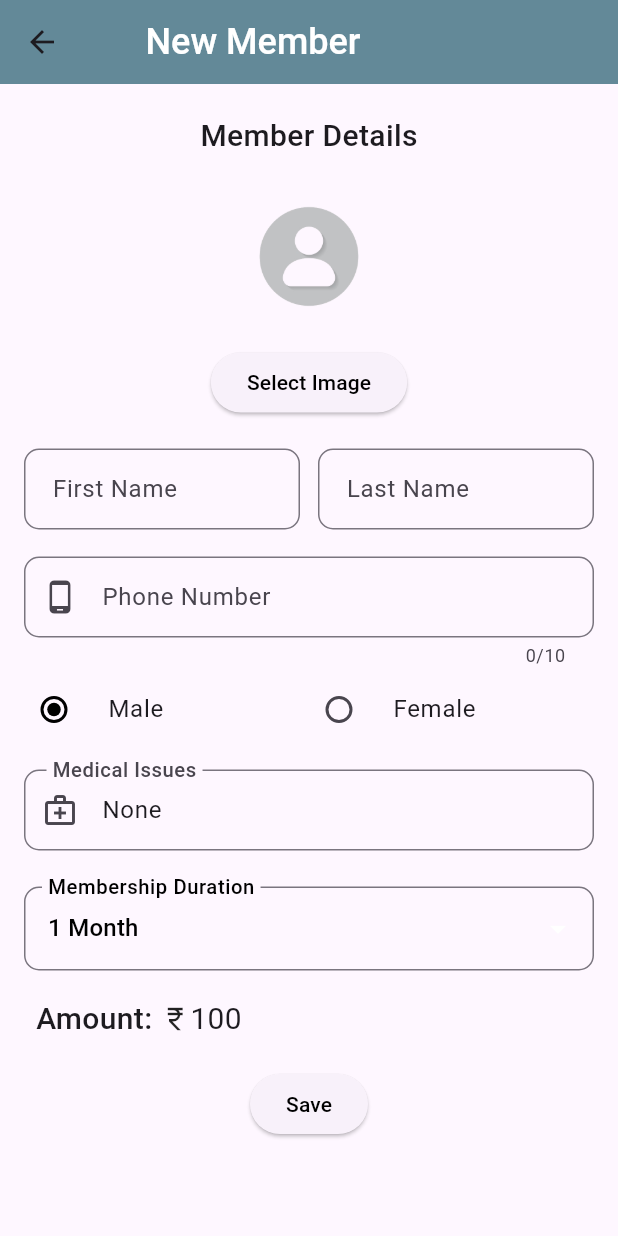
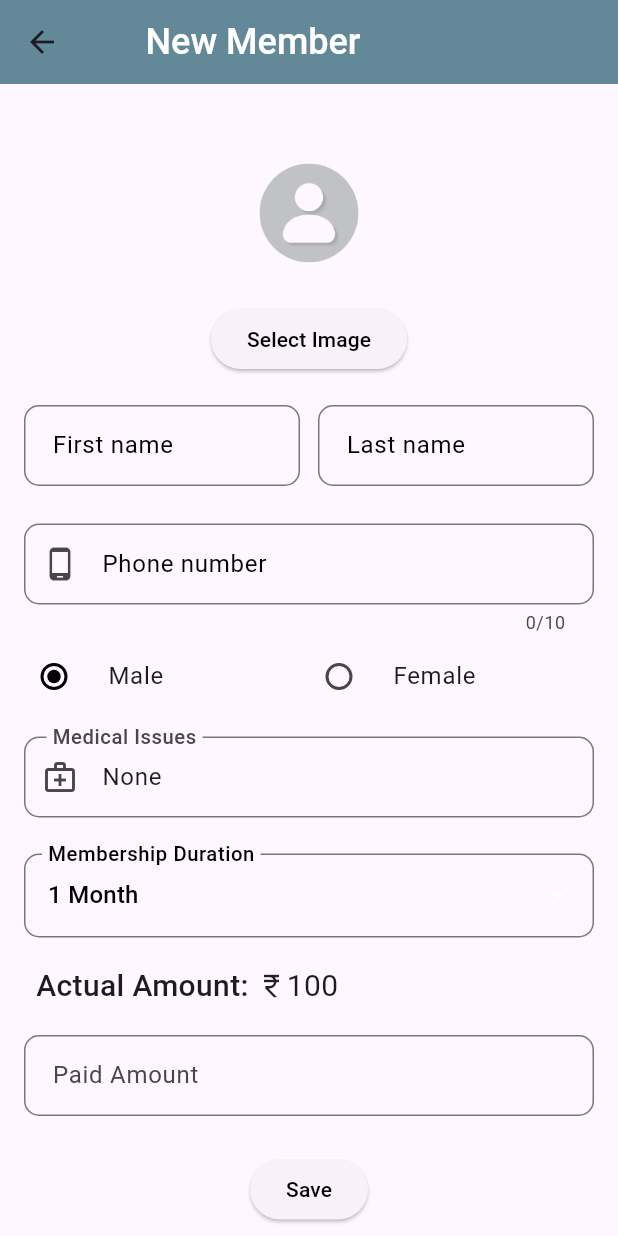
Before and after one commit to vedu3241/Gym-App, a Flutter app: the AddMemberScreen screen opened directly, on a phone screen of 412 x 824 dp. Run offline on Flutter 3.47's test engine with Material 3 defaults, Android fonts, the phone set to English and light mode, and no system bars; our stand-ins replace curved_navigation_bar, image_cropper, image_picker, permission_handler; missing offline and left inert: flutter_phone_direct_caller; network calls fail.

Commit message:
added due amount and warnings are fixed

```diff
--- a/gym_app/lib/API_services/api_service.dart
+++ b/gym_app/lib/API_services/api_service.dart
@@ -1,4 +1,3 @@
-import 'dart:convert';
 import 'dart:io';
 
 import 'package:gym_app/models/member_model.dart';
@@ -21,7 +20,8 @@ class ApiService {
     request.fields['gender'] = member.gender!;
     request.fields['medicalIssue'] = member.medicalIssue!;
     request.fields['membershipPeriod'] = member.membershipPeriod.toString();
-    request.fields['amount'] = member.amount.toString();
+    request.fields['actual_amount'] = member.actualAmount.toString();
+    request.fields['paid_amount'] = member.paidAmount.toString();
 
     request.files.add(
       await http.MultipartFile.fromPath(
--- a/gym_app/lib/Screens/add_member.dart
+++ b/gym_app/lib/Screens/add_member.dart
@@ -1,4 +1,3 @@
-import 'dart:convert';
 import 'dart:io';
 
 import 'package:flutter/material.dart';
@@ -28,16 +27,16 @@ class _AddMemberScreenState extends State<AddMemberScreen> {
   //Available Packages
   final List<int> packages = [1, 2, 4, 6, 8];
 
+  int amount = 100;
   // Text Controllers
   final TextEditingController _medicalIssueController =
       TextEditingController(text: 'None');
   final TextEditingController _fnameController = TextEditingController();
+  final TextEditingController _amountPaidController = TextEditingController();
   final TextEditingController _lnameController = TextEditingController();
   final TextEditingController _phoneNumController = TextEditingController();
-  int amount = 100;
   int calculateAmount(int months) {
     // Example pricing logic, replace with your own
-    print(months);
     switch (months) {
       case 1:
         return 100;
@@ -82,11 +81,12 @@ class _AddMemberScreenState extends State<AddMemberScreen> {
           gender: selectedRadio,
           medicalIssue: _medicalIssueController.text,
           membershipPeriod: _selectedPackage!,
-          amount: amount,
+          actualAmount: amount,
+          paidAmount: int.parse(_amountPaidController.text),
         );
 
         final Response res = await ApiService().addMember(member, imageFile!);
-        final responseData = jsonDecode(res.body);
+        // final responseData = jsonDecode(res.body);
         if (res.statusCode == 200) {
           Navigator.pop(context);
         }
@@ -216,7 +216,7 @@ class _AddMemberScreenState extends State<AddMemberScreen> {
 
   @override
   Widget build(BuildContext context) {
-    String formattedAmount = amount.toString();
+    amount.toString();
 
     return Scaffold(
       appBar: const MyAppBar(text: "New Member"),
@@ -224,15 +224,7 @@ class _AddMemberScreenState extends State<AddMemberScreen> {
       body: SingleChildScrollView(
         child: Padding(
           padding: const EdgeInsets.symmetric(vertical: 20),
-          child: Column(
-            children: [
-              const Center(
-                child: Text(
-                  "Member Details",
-                  style: TextStyle(fontSize: 20, fontWeight: FontWeight.w500),
-                ),
-              ),
-              Form(
+          child: Form(
             key: _formKey,
             child: Padding(
               padding: const EdgeInsets.all(16.0),
@@ -289,8 +281,13 @@ class _AddMemberScreenState extends State<AddMemberScreen> {
                             if (value == null || value.isEmpty) {
                               return "Field can't be empty";
                             }
+                            return null;
                           },
                           decoration: const InputDecoration(
+                            label: Text("First name"),
+                            labelStyle: TextStyle(
+                              color: Colors.black,
+                            ),
                             contentPadding: EdgeInsets.all(15),
                             border: OutlineInputBorder(
                               borderSide: BorderSide(color: Colors.black),
@@ -299,13 +296,13 @@ class _AddMemberScreenState extends State<AddMemberScreen> {
                               ),
                             ),
                             focusedBorder: OutlineInputBorder(
-                                  borderSide: BorderSide(
-                                      color: Colors.black, width: 2.0),
+                              borderSide:
+                                  BorderSide(color: Colors.black, width: 2.0),
                               borderRadius: BorderRadius.all(
                                 Radius.circular(10),
                               ),
                             ),
-                                hintText: "First Name",
+                            // hintText: "First Name",
                           ),
                         ),
                       ),
@@ -319,10 +316,14 @@ class _AddMemberScreenState extends State<AddMemberScreen> {
                             if (value == null || value.isEmpty) {
                               return "Field can't be empty";
                             }
+                            return null;
                           },
                           decoration: const InputDecoration(
+                              label: Text("Last name"),
+                              labelStyle: TextStyle(
+                                color: Colors.black,
+                              ),
                               contentPadding: EdgeInsets.all(15),
-                                  hintText: "Last Name",
                               border: OutlineInputBorder(
                                 borderSide: BorderSide(color: Colors.black),
                                 borderRadius: BorderRadius.all(
@@ -330,8 +331,8 @@ class _AddMemberScreenState extends State<AddMemberScreen> {
                                 ),
                               ),
                               focusedBorder: OutlineInputBorder(
-                                    borderSide: BorderSide(
-                                        color: Colors.black, width: 2.0),
+                                borderSide:
+                                    BorderSide(color: Colors.black, width: 2.0),
                                 borderRadius: BorderRadius.all(
                                   Radius.circular(10),
                                 ),
@@ -341,7 +342,7 @@ class _AddMemberScreenState extends State<AddMemberScreen> {
                     ],
                   ),
                   const SizedBox(
-                        height: 18,
+                    height: 25,
                   ),
                   //Phone number
                   TextFormField(
@@ -350,13 +351,17 @@ class _AddMemberScreenState extends State<AddMemberScreen> {
                       if (value == null || value.isEmpty) {
                         return "Field can't be empty";
                       }
+                      return null;
                     },
                     keyboardType: TextInputType.phone,
                     maxLength: 10,
                     decoration: const InputDecoration(
+                      label: Text("Phone number"),
+                      labelStyle: TextStyle(
+                        color: Colors.black,
+                      ),
                       contentPadding: EdgeInsets.all(15),
                       prefixIcon: Icon(Icons.phone_android),
-                          hintText: "Phone Number",
                       border: OutlineInputBorder(
                         borderSide: BorderSide(color: Colors.black),
                         borderRadius: BorderRadius.all(
@@ -364,8 +369,7 @@ class _AddMemberScreenState extends State<AddMemberScreen> {
                         ),
                       ),
                       focusedBorder: OutlineInputBorder(
-                            borderSide:
-                                BorderSide(color: Colors.black, width: 2.0),
+                        borderSide: BorderSide(color: Colors.black, width: 2.0),
                         borderRadius: BorderRadius.all(
                           Radius.circular(10),
                         ),
@@ -422,8 +426,7 @@ class _AddMemberScreenState extends State<AddMemberScreen> {
                         ),
                       ),
                       focusedBorder: OutlineInputBorder(
-                            borderSide:
-                                BorderSide(color: Colors.black, width: 2.0),
+                        borderSide: BorderSide(color: Colors.black, width: 2.0),
                         borderRadius: BorderRadius.all(
                           Radius.circular(10),
                         ),
@@ -449,8 +452,7 @@ class _AddMemberScreenState extends State<AddMemberScreen> {
                         ),
                       ),
                       focusedBorder: OutlineInputBorder(
-                            borderSide:
-                                BorderSide(color: Colors.black, width: 2.0),
+                        borderSide: BorderSide(color: Colors.black, width: 2.0),
                         borderRadius: BorderRadius.all(
                           Radius.circular(10),
                         ),
@@ -482,7 +484,7 @@ class _AddMemberScreenState extends State<AddMemberScreen> {
                     child: Row(
                       children: [
                         const Text(
-                              "Amount: ",
+                          "Actual Amount: ",
                           style: TextStyle(
                               fontSize: 20, fontWeight: FontWeight.w500),
                         ),
@@ -502,6 +504,36 @@ class _AddMemberScreenState extends State<AddMemberScreen> {
                   const SizedBox(
                     height: 10,
                   ),
+                  // Paid amount
+                  TextFormField(
+                    controller: _amountPaidController,
+                    validator: (value) {
+                      if (value == null || value.isEmpty) {
+                        return "Field can't be empty";
+                      }
+                      return null;
+                    },
+                    keyboardType: TextInputType.number,
+                    decoration: const InputDecoration(
+                      label: Text("Paid Amount"),
+                      contentPadding: EdgeInsets.all(15),
+                      border: OutlineInputBorder(
+                        borderSide: BorderSide(color: Colors.black),
+                        borderRadius: BorderRadius.all(
+                          Radius.circular(10),
+                        ),
+                      ),
+                      focusedBorder: OutlineInputBorder(
+                        borderSide: BorderSide(color: Colors.black, width: 2.0),
+                        borderRadius: BorderRadius.all(
+                          Radius.circular(10),
+                        ),
+                      ),
+                    ),
+                  ),
+                  const SizedBox(
+                    height: 25,
+                  ),
                   // Save button
                   ElevatedButton(
                     onPressed: () {
@@ -513,6 +545,7 @@ class _AddMemberScreenState extends State<AddMemberScreen> {
                         );
                         addMember();
                       }
+                      print(_amountPaidController);
                     },
                     child: const Text(
                       "Save",
@@ -520,12 +553,13 @@ class _AddMemberScreenState extends State<AddMemberScreen> {
                         color: Colors.black,
                       ),
                     ),
+                  ),
+                  SizedBox(
+                    height: 30,
                   )
                 ],
               ),
             ),
-              )
-            ],
           ),
         ),
       ),
--- a/gym_app/lib/Screens/member_profile.dart
+++ b/gym_app/lib/Screens/member_profile.dart
@@ -1,7 +1,6 @@
 import 'package:flutter/cupertino.dart';
 import 'package:flutter/material.dart';
 import 'package:flutter_phone_direct_caller/flutter_phone_direct_caller.dart';
-import 'package:gym_app/Sample_Data/Member_data.dart';
 import 'package:gym_app/components/my_app_bar.dart';
 import 'package:gym_app/models/member_model.dart';
 import 'package:url_launcher/url_launcher.dart';
--- a/gym_app/lib/Screens/membersScreen.dart
+++ b/gym_app/lib/Screens/membersScreen.dart
@@ -1,11 +1,9 @@
 import 'dart:async';
 import 'dart:convert';
 
-import 'package:flutter/foundation.dart';
 import 'package:flutter/material.dart';
 import 'package:flutter/widgets.dart';
 import 'package:gym_app/API_services/api_service.dart';
-import 'package:gym_app/Sample_Data/Member_data.dart';
 import 'package:gym_app/components/member_tile.dart';
 import 'package:gym_app/components/my_app_bar.dart';
 import 'package:gym_app/models/member_model.dart';
--- a/gym_app/lib/models/member_model.dart
+++ b/gym_app/lib/models/member_model.dart
@@ -6,7 +6,9 @@ class MemberModel {
   String? profileImg;
   String? medicalIssue;
   int? membershipPeriod;
-  int? amount; // mentioned as "package" somewhere
+  int? actualAmount; // mentioned as "package" somewhere
+  int? paidAmount;
+  int? dueAmount;
   DateTime? planStartDate;
   DateTime? planExpiryDate;
   int? daysRemaining;
@@ -20,7 +22,10 @@ class MemberModel {
     this.profileImg,
     this.medicalIssue,
     this.membershipPeriod,
-    this.amount,
+    this.actualAmount,
+    this.paidAmount,
+    //auto calc
+    this.dueAmount,
     this.planStartDate,
     this.planExpiryDate,
     this.daysRemaining,
@@ -37,7 +42,9 @@ class MemberModel {
       gender: json['gender'],
       medicalIssue: json['medicalIssue'],
       membershipPeriod: json['membership_Period'],
-      amount: json['amount'],
+      actualAmount: json['actual_amount'],
+      paidAmount: json['paid_amount'],
+      dueAmount: json['due_amount'],
       planStartDate: DateTime.parse(json['planStartDate']),
       planExpiryDate: DateTime.parse(json['planExpiryDate']),
       daysRemaining: json['daysRemaining'],
--- a/gym_app/lib/navController.dart
+++ b/gym_app/lib/navController.dart
@@ -1,7 +1,6 @@
 import 'package:curved_navigation_bar/curved_navigation_bar.dart';
 import 'package:flutter/material.dart';
 import 'package:gym_app/Screens/homeScreen.dart';
-import 'package:gym_app/Screens/member_profile.dart';
 import 'package:gym_app/Screens/membersScreen.dart';
 import 'package:gym_app/Screens/settingsScreen.dart';
 
```
Also changed, not shown: gym_app/lib/components/member_tile.dart (+5 -8 lines), 3 other files. Lines whose indentation alone changed are shown as unchanged.
